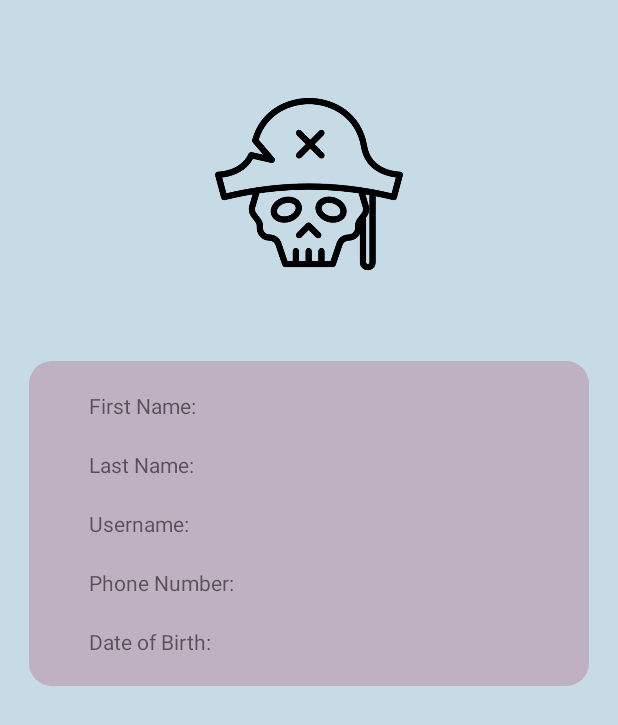
After one commit to MarkoErdelji/TopGoApp, an Android app: the layout fragment_driver_profile.xml on its own in the app's theme, with its tools: preview values and no code run, on a phone screen of 412 x 824 dp. The commit adds this screen. Shown: the top 725 px of the screen. Run offline under Robolectric (Android 15) with nearby library versions, the phone set to English and light mode, and no system bars.

Commit message:
feature driver profile

```diff
--- a/app/src/main/java/com/example/uberapp_tim6/driver/DriverMainActivity.java
+++ b/app/src/main/java/com/example/uberapp_tim6/driver/DriverMainActivity.java
@@ -16,6 +16,7 @@ import android.widget.RelativeLayout;
 import com.example.uberapp_tim6.R;
 import com.example.uberapp_tim6.adapters.DrawerListAdapter;
 import com.example.uberapp_tim6.driver.fragments.DriverInboxFragment;
+import com.example.uberapp_tim6.driver.fragments.DriverProfileFragment;
 import com.example.uberapp_tim6.driver.fragments.DriverRideHistoryFragment;
 import com.example.uberapp_tim6.driver.fragments.ProfileFragment;
 import com.example.uberapp_tim6.driver.fragments.TestFragment;
@@ -65,7 +66,7 @@ public class DriverMainActivity extends AppCompatActivity {
         profileLayout.setOnClickListener(new View.OnClickListener() {
             @Override
             public void onClick(View view) {
-                FragmentTransition.to(ProfileFragment.newInstance(), dvm, false,R.id.mainContent);
+                FragmentTransition.to(DriverProfileFragment.newInstance(), dvm, false,R.id.mainContent);
                 mDrawerLayout.closeDrawers();
             }
         });
--- /dev/null
+++ b/app/src/main/java/com/example/uberapp_tim6/driver/fragments/DriverProfileFragment.java
@@ -0,0 +1,92 @@
+package com.example.uberapp_tim6.driver.fragments;
+
+import android.os.Bundle;
+
+import androidx.annotation.NonNull;
+import androidx.annotation.Nullable;
+import androidx.fragment.app.Fragment;
+import android.view.LayoutInflater;
+import android.view.View;
+import android.view.ViewGroup;
+import android.widget.TextView;
+
+import com.example.uberapp_tim6.R;
+import com.example.uberapp_tim6.models.User;
+import com.example.uberapp_tim6.tools.Mokap;
+
+import java.time.format.DateTimeFormatter;
+
+/**
+ * A simple {@link Fragment} subclass.
+ * Use the {@link DriverProfileFragment#newInstance} factory method to
+ * create an instance of this fragment.
+ *
+ */
+public class DriverProfileFragment extends Fragment {
+
+    // TODO: Rename parameter arguments, choose names that match
+    // the fragment initialization parameters, e.g. ARG_ITEM_NUMBER
+    private static final String ARG_PARAM1 = "param1";
+    private static final String ARG_PARAM2 = "param2";
+
+    // TODO: Rename and change types of parameters
+    private String mParam1;
+    private String mParam2;
+
+    private TextView firstName;
+    private TextView lastName;
+    private TextView email;
+    private TextView phoneNumber;
+    private TextView dateOfBirth;
+
+
+    // TODO: Rename and change types and number of parameters
+    public static DriverProfileFragment newInstance() {
+        return new DriverProfileFragment();
+
+    }
+
+    public DriverProfileFragment() {
+        // Required empty public constructor
+    }
+
+    @Override
+    public void onCreate(Bundle savedInstanceState) {
+        super.onCreate(savedInstanceState);
+        if (getArguments() != null) {
+            mParam1 = getArguments().getString(ARG_PARAM1);
+            mParam2 = getArguments().getString(ARG_PARAM2);
+        }
+    }
+
+    @Override
+    public View onCreateView(LayoutInflater inflater, ViewGroup container,
+                             Bundle savedInstanceState) {
+        // Inflate the layout for this fragment
+        return inflater.inflate(R.layout.fragment_driver_profile, container, false);
+
+    }
+
+    @Override
+    public void onViewCreated(@NonNull View view, @Nullable Bundle savedInstanceState) {
+        super.onViewCreated(view, savedInstanceState);
+
+
+        firstName = getView().findViewById(R.id.nameValue);
+        lastName = getView().findViewById(R.id.surnameValue);
+        email = getView().findViewById(R.id.usernameValue);
+        phoneNumber = getView().findViewById(R.id.phoneNumberValue);
+        dateOfBirth = getView().findViewById(R.id.dateValue);
+
+        User passenger = Mokap.getPassengerProfile();
+
+        firstName.setText(passenger.getFirstName());
+        lastName.setText(passenger.getLastName());
+        email.setText(passenger.getEmail());
+        phoneNumber.setText(passenger.getPhoneNumber());
+        DateTimeFormatter formatter = DateTimeFormatter.ofPattern("dd LLLL yyyy");
+        String formattedString = passenger.getDateOfBirth().format(formatter);
+        dateOfBirth.setText(formattedString);
+
+    }
+}
--- /dev/null
+++ b/app/src/main/res/layout/fragment_driver_profile.xml
@@ -0,0 +1,149 @@
+<?xml version="1.0" encoding="utf-8"?>
+<FrameLayout xmlns:android="http://schemas.android.com/apk/res/android"
+    xmlns:tools="http://schemas.android.com/tools"
+    android:layout_width="match_parent"
+    android:layout_height="match_parent"
+    tools:context=".passenger.fragments.PassengerProfileFragment">
+
+    <RelativeLayout
+        android:layout_width="match_parent"
+        android:layout_height="match_parent">
+
+        <ImageView
+            android:id="@+id/profileIcon"
+            android:layout_width="144dp"
+            android:layout_height="125dp"
+            android:layout_centerHorizontal="true"
+            android:layout_marginTop="60sp"
+            android:layout_marginBottom="40sp"
+            android:src="@drawable/profile_icon"
+            android:textSize="20sp" />
+
+        <RelativeLayout
+            android:layout_width="wrap_content"
+            android:layout_height="wrap_content"
+            android:layout_below="@id/profileIcon"
+            android:layout_centerHorizontal="true"
+            android:background="@drawable/round_edges_layout"
+            android:layout_marginTop="15sp"
+            android:padding="20sp"
+            android:paddingStart="40dp"
+            android:paddingEnd="40dp">
+
+            <RelativeLayout
+                android:id="@+id/nameLayout"
+                android:layout_width="wrap_content"
+                android:layout_height="wrap_content"
+                android:layout_centerHorizontal="true">
+
+                <TextView
+                    android:id="@+id/nameText"
+                    android:layout_width="105sp"
+                    android:layout_height="wrap_content"
+                    android:layout_centerVertical="true"
+                    android:layout_marginEnd="8sp"
+                    android:text="@string/first_name" />
+
+                <TextView
+                    android:id="@+id/nameValue"
+                    android:layout_width="180sp"
+                    android:layout_height="wrap_content"
+                    android:layout_toEndOf="@id/nameText" />
+            </RelativeLayout>
+
+            <RelativeLayout
+                android:id="@+id/surnameLayout"
+                android:layout_width="wrap_content"
+                android:layout_height="wrap_content"
+                android:layout_marginTop="20sp"
+                android:layout_below="@id/nameLayout"
+                android:layout_centerHorizontal="true">
+
+                <TextView
+                    android:id="@+id/surnameText"
+                    android:layout_width="105sp"
+                    android:layout_height="wrap_content"
+                    android:layout_centerVertical="true"
+                    android:layout_marginEnd="8sp"
+                    android:text="@string/last_name" />
+
+                <TextView
+                    android:id="@+id/surnameValue"
+                    android:layout_width="180sp"
+                    android:layout_height="wrap_content"
+                    android:layout_toEndOf="@id/surnameText" />
+            </RelativeLayout>
+
+            <RelativeLayout
+                android:id="@+id/usernameLayout"
+                android:layout_width="wrap_content"
+                android:layout_marginTop="20sp"
+                android:layout_height="wrap_content"
+                android:layout_below="@id/surnameLayout">
+
+                <TextView
+                    android:id="@+id/usernameText"
+                    android:layout_width="105sp"
+                    android:layout_height="wrap_content"
+                    android:layout_centerVertical="true"
+                    android:layout_marginEnd="8sp"
+                    android:text="@string/username" />
+
+                <TextView
+                    android:id="@+id/usernameValue"
+                    android:layout_width="180sp"
+                    android:layout_height="wrap_content"
+                    android:layout_toEndOf="@id/usernameText" />
+            </RelativeLayout>
+
+
+            <RelativeLayout
+                android:id="@+id/phoneNumberLayout"
+                android:layout_width="wrap_content"
+                android:layout_height="wrap_content"
+                android:layout_below="@id/usernameLayout"
+                android:layout_marginTop="20sp">
+
+                <TextView
+                    android:id="@+id/phoneNumberText"
+                    android:layout_width="105sp"
+                    android:layout_height="wrap_content"
+                    android:layout_centerVertical="true"
+                    android:layout_marginEnd="8sp"
+                    android:text="@string/phone_number" />
+
+                <TextView
+                    android:id="@+id/phoneNumberValue"
+                    android:layout_width="180sp"
+                    android:layout_height="wrap_content"
+                    android:layout_toEndOf="@id/phoneNumberText"/>
+            </RelativeLayout>
+
+            <RelativeLayout
+                android:id="@+id/dateLayout"
+                android:layout_width="wrap_content"
+                android:layout_height="wrap_content"
+                android:layout_below="@id/phoneNumberLayout"
+                android:layout_marginTop="20sp">
+
+                <TextView
+                    android:id="@+id/dateText"
+                    android:layout_width="105sp"
+                    android:layout_height="wrap_content"
+                    android:layout_centerVertical="true"
+                    android:layout_marginEnd="8sp"
+                    android:text="Date of Birth:" />
+
+                <TextView
+                    android:id="@+id/dateValue"
+                    android:layout_width="180sp"
+                    android:layout_height="wrap_content"
+                    android:layout_toEndOf="@id/dateText"/>
+            </RelativeLayout>
+
+
+        </RelativeLayout>
+    </RelativeLayout>
+
+
+</FrameLayout>
--- /dev/null
+++ b/app/src/main/res/layout/fragment_passenger_ride_history.xml
@@ -0,0 +1,14 @@
+<?xml version="1.0" encoding="utf-8"?>
+<FrameLayout xmlns:android="http://schemas.android.com/apk/res/android"
+    xmlns:tools="http://schemas.android.com/tools"
+    android:layout_width="match_parent"
+    android:layout_height="match_parent"
+    tools:context=".passenger.fragments.PassengerRideHistoryFragment">
+
+    <!-- TODO: Update blank fragment layout -->
+    <TextView
+        android:layout_width="match_parent"
+        android:layout_height="match_parent"
+        android:text="@string/hello_blank_fragment" />
+
+</FrameLayout>
```
